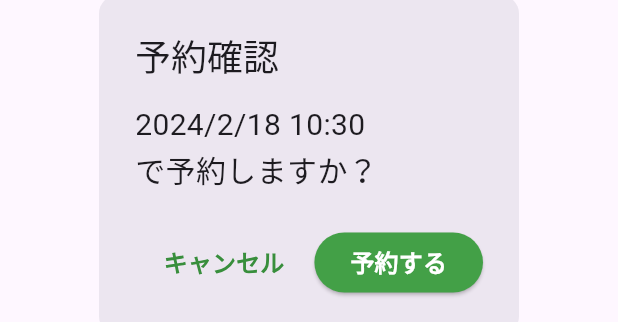
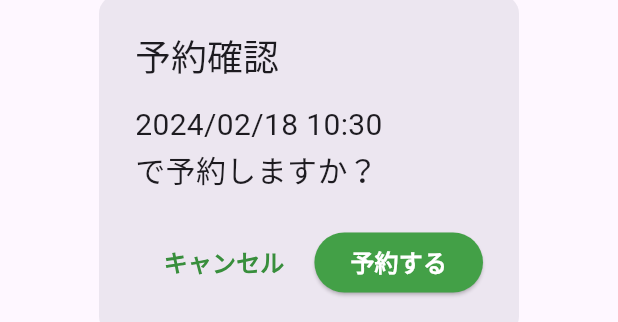
Before and after one commit to shogoisaji/tooth_reservation, a Flutter app: the CustomDialog widget shown alone on an empty page, opened directly with empty values, on a phone screen of 412 x 824 dp. Shown: the part 453-775 px from the top of the screen. Run offline on Flutter 3.47's test engine with Material 3 defaults, Android fonts, the light colour scheme and no system bars; our stand-ins replace flutter_hooks, flutter_riverpod, font_awesome_flutter, freezed_annotation, go_router, hooks_riverpod and 4 more; accounts and stored records are empty; generated files the repository leaves out were written again; Roboto replaces fonts that are missing (M PLUS Rounded 1c).

Commit message:
✨ Add String extension for date formatting

```diff
--- a/lib/pages/reservation_page.dart
+++ b/lib/pages/reservation_page.dart
@@ -13,6 +13,7 @@ import 'package:tooth_reservation/models/reservation/reservation_list.dart';
 import 'package:tooth_reservation/repositories/supabase/supabase_auth_repository.dart';
 import 'package:tooth_reservation/repositories/supabase/supabase_repository.dart';
 import 'package:tooth_reservation/states/app_state.dart';
+import 'package:tooth_reservation/string.dart';
 import 'package:tooth_reservation/theme/color_theme.dart';
 import 'package:tooth_reservation/widgets/loading.dart';
 import 'package:tooth_reservation/widgets/reservation_select_widget.dart';
@@ -503,12 +504,6 @@ class TemporaryDateWidget extends HookConsumerWidget {
     final tempoDay = ref.watch(temporaryReservationDateProvider);
     final w = MediaQuery.sizeOf(context).width;
 
-    String formatDate(DateTime date) {
-      return "${date.year}/${date.month}/${date.day} ${date.hour}:${date.minute == 0 ? '00' : date.minute}";
-    }
-
-    final String formattedDate = tempoDay != null ? formatDate(tempoDay) : "";
-
     return Container(
         padding: const EdgeInsets.fromLTRB(12.0, 4.0, 12.0, 8.0),
         decoration: BoxDecoration(
@@ -565,7 +560,7 @@ class TemporaryDateWidget extends HookConsumerWidget {
                               child: Stack(
                                 children: [
                                   Center(
-                                    child: Text(formattedDate,
+                                    child: Text(tempoDay.toString().toYMDHMString(),
                                         style: TextStyle(
                                             color: Colors.green[800],
                                             fontWeight: FontWeight.bold,
@@ -636,18 +631,13 @@ class CustomDialog extends HookConsumerWidget {
   @override
   Widget build(BuildContext context, WidgetRef ref) {
     final _client = ref.watch(supabaseRepositoryProvider);
-    String formatDate(DateTime date) {
-      return "${date.year}/${date.month}/${date.day} ${date.hour}:${date.minute == 0 ? '00' : date.minute}";
-    }
-
-    final String formattedDate = formatDate(date);
     final isLoggedIn = ref.watch(supabaseAuthRepositoryProvider).authUser != null;
     return AlertDialog(
       shape: RoundedRectangleBorder(
         borderRadius: BorderRadius.circular(12.0),
       ),
       title: const Text('予約確認'),
-      content: Text('$formattedDate\nで予約しますか？', style: const TextStyle(fontSize: 20)),
+      content: Text('${date.toString().toYMDHMString()}\nで予約しますか？', style: const TextStyle(fontSize: 20)),
       actions: [
         TextButton(
           onPressed: () {
--- /dev/null
+++ b/lib/string.dart
@@ -0,0 +1,24 @@
+extension StringExtension on String {
+  // "2023-04-15 00:00:00.000" -> "2023/04/15 00:00"
+  String toYMDHMString() {
+    final regex = RegExp(r'^\d{4}-\d{2}-\d{2} \d{2}:\d{2}:\d{2}\.\d{3}$');
+    if (!regex.hasMatch(this)) {
+      throw FormatException("対象の文字列はDateTimeを文字列に変換した形式である必要があります: ${this}");
+    }
+    final splitString = toString().split(' ');
+    final ymd = splitString[0].split('-');
+    final hm = splitString[1].split(':');
+    return "${ymd[0]}/${ymd[1]}/${ymd[2]} ${hm[0]}:${hm[1] == '0' ? '00' : hm[1]}";
+  }
+
+  // "2023-04-15 00:00:00.000" -> "2023.04.15"
+  String toYMDString() {
+    final regex = RegExp(r'^\d{4}-\d{2}-\d{2} \d{2}:\d{2}:\d{2}\.\d{3}$');
+    if (!regex.hasMatch(this)) {
+      throw FormatException("対象の文字列はDateTimeを文字列に変換した形式である必要があります: ${this}");
+    }
+    final splitString = toString().split(' ');
+    final ymd = splitString[0].split('-');
+    return "${ymd[0]}.${ymd[1]}.${ymd[2]}";
+  }
+}
--- a/lib/widgets/reservation_select_widget.dart
+++ b/lib/widgets/reservation_select_widget.dart
@@ -2,10 +2,10 @@ import 'package:flutter/material.dart';
 import 'package:flutter/services.dart';
 import 'package:flutter_hooks/flutter_hooks.dart';
 import 'package:hooks_riverpod/hooks_riverpod.dart';
-import 'package:intl/intl.dart';
 import 'package:tooth_reservation/models/reservation/reservation_list.dart';
 import 'package:tooth_reservation/models/settings/business_hour_settings.dart';
 import 'package:tooth_reservation/states/app_state.dart';
+import 'package:tooth_reservation/string.dart';
 import 'package:tooth_reservation/theme/color_theme.dart';
 
 class ReservationSelectWidget extends HookConsumerWidget {
@@ -19,7 +19,6 @@ class ReservationSelectWidget extends HookConsumerWidget {
     final animationController = useAnimationController(duration: const Duration(milliseconds: durationValue));
     final animation = CurvedAnimation(parent: animationController, curve: Curves.easeInOut);
     final w = MediaQuery.sizeOf(context).width;
-    final DateFormat format = DateFormat('yyyy.MM.dd');
     final selectedDate = ref.watch(selectedDateProvider);
     final availableTimes = ref.watch(businessHourSettingsProvider).getReservationAvailableTimes();
     final availableTimesInterval = ref.watch(businessHourSettingsProvider).reservationMinuteInterval;
@@ -105,7 +104,7 @@ class ReservationSelectWidget extends HookConsumerWidget {
                           alignment: Alignment.topCenter,
                           child: Padding(
                             padding: const EdgeInsets.all(8.0),
-                            child: Text(format.format(selectedDate),
+                            child: Text(selectedDate.toString().toYMDString(),
                                 style: TextStyle(color: Colors.green[800]!, fontSize: 22, fontWeight: FontWeight.bold)),
                           ),
                         ),
```
